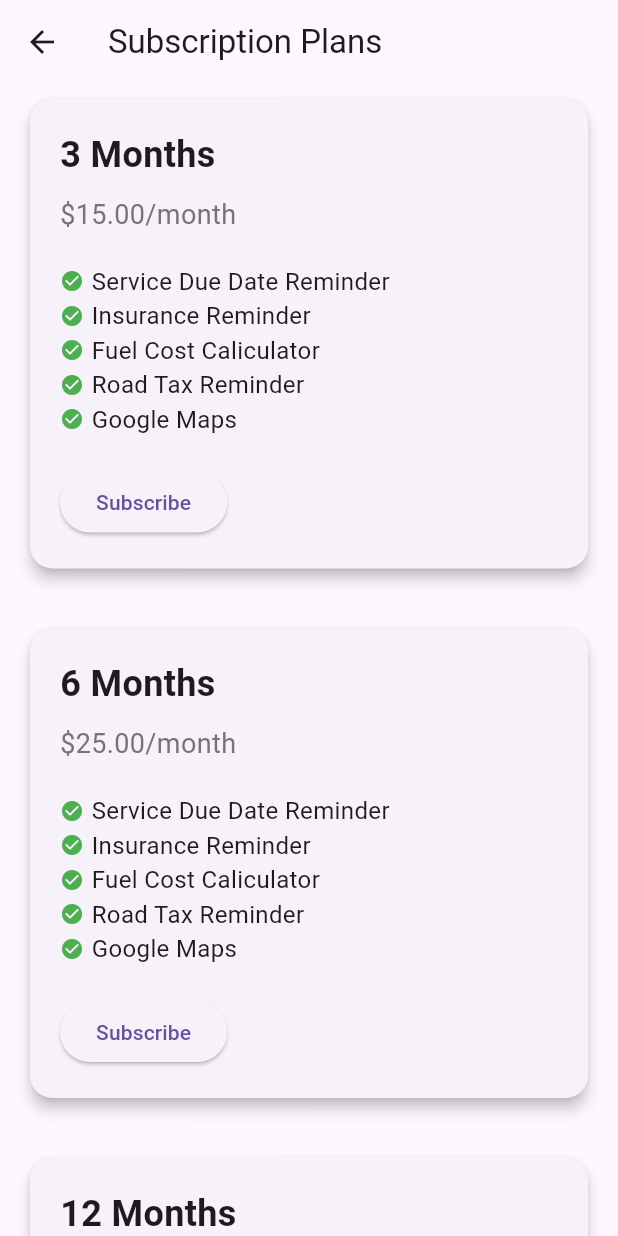
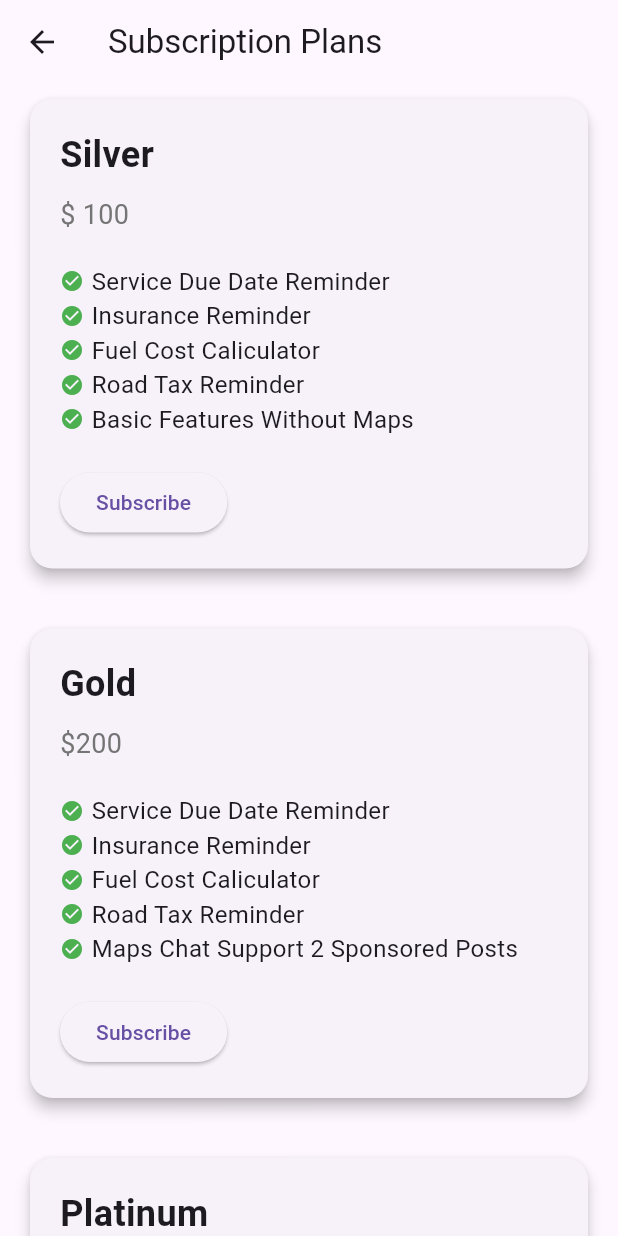
Before and after one commit to muhammedmuaz/carservicesltd, a Flutter app: the SubscriptionPage screen opened by its route, on a phone screen of 412 x 824 dp. Run offline on Flutter 3.47's test engine with Material 3 defaults, Android fonts, the phone set to English and light mode, and no system bars; our stand-ins replace bot_toast, cached_network_image, flutter_svg, geocoding, geolocator, get and 12 more; missing offline and left inert: flutter_paypal_checkout; accounts and stored records are empty; network calls fail.

Commit message:
git Actions Implemented

```diff
--- a/lib/generic_widgets/popup_menu.dart
+++ b/lib/generic_widgets/popup_menu.dart
@@ -3,8 +3,10 @@ import 'package:flutter/material.dart';
 import 'package:get/get.dart';
 import 'package:services_app/network/Api.dart';
 import 'package:services_app/utils/carservices_fingerprint.dart';
+import 'package:url_launcher/url_launcher.dart';
 
 import '../views/login/forgot_Password.dart';
+import '../views/webview/chat_with_us_page.dart';
 
 class CarServicesPopUpMenu extends StatelessWidget {
   const CarServicesPopUpMenu({super.key});
@@ -66,6 +68,12 @@ class CarServicesPopUpMenu extends StatelessWidget {
           ),
           PopupMenuItem(
             onTap: () {
+              Get.to(const ChatWithUs());
+            },
+            child: const Text("Chat with us"),
+          ),
+          PopupMenuItem(
+            onTap: () {
               Api().sp.erase();
               Get.offAllNamed('/login');
             },
--- a/lib/views/subscription/subscription_page.dart
+++ b/lib/views/subscription/subscription_page.dart
@@ -16,38 +16,38 @@ class SubscriptionPage extends StatelessWidget {
             mainAxisAlignment: MainAxisAlignment.center,
             children: [
               CarServicesSubscriptionCard(
-                title: '3 Months',
-                price: '\$15.00/month',
+                title: 'Silver',
+                price: '\$ 100',
                 features: [
                   'Service Due Date Reminder',
                   'Insurance Reminder',
                   'Fuel Cost Caliculator',
                   'Road Tax Reminder',
-                  'Google Maps'
+                  'Basic Features Without Maps'
                 ],
               ),
               SizedBox(height: 20),
               CarServicesSubscriptionCard(
-                title: '6 Months',
-                price: '\$25.00/month',
+                title: 'Gold',
+                price: '\$200',
                 features: [
                   'Service Due Date Reminder',
                   'Insurance Reminder',
                   'Fuel Cost Caliculator',
                   'Road Tax Reminder',
-                  'Google Maps'
+                  'Maps Chat Support 2 Sponsored Posts'
                 ],
               ),
               SizedBox(height: 20),
               CarServicesSubscriptionCard(
-                title: '12 Months',
-                price: '\$30.00/month',
+                title: 'Platinum',
+                price: '\$300',
                 features: [
                   'Service Due Date Reminder',
                   'Insurance Reminder',
                   'Fuel Cost Caliculator',
                   'Road Tax Reminder',
-                  'Google Maps'
+                  'Maps Chat Support 4 Sponsored Posts'
                 ],
               ),
             ],
```
Also changed, not shown: lib/controllers/service_controller.dart (+39 -2 lines), lib/views/services/postservicepage.dart (+45 -9 lines), lib/views/services/servicepage.dart (+19 -1 lines), lib/views/webview/chat_with_us_page.dart (added, +39 -0 lines), 2 other files.
